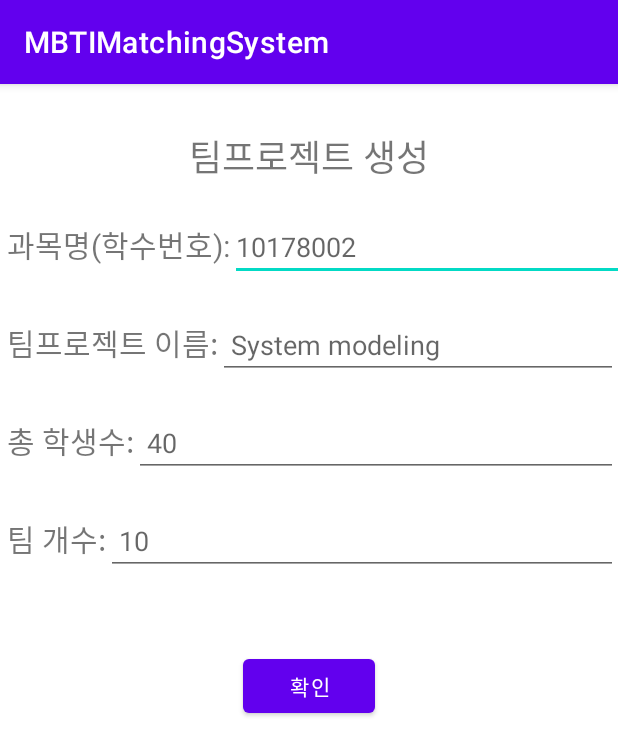
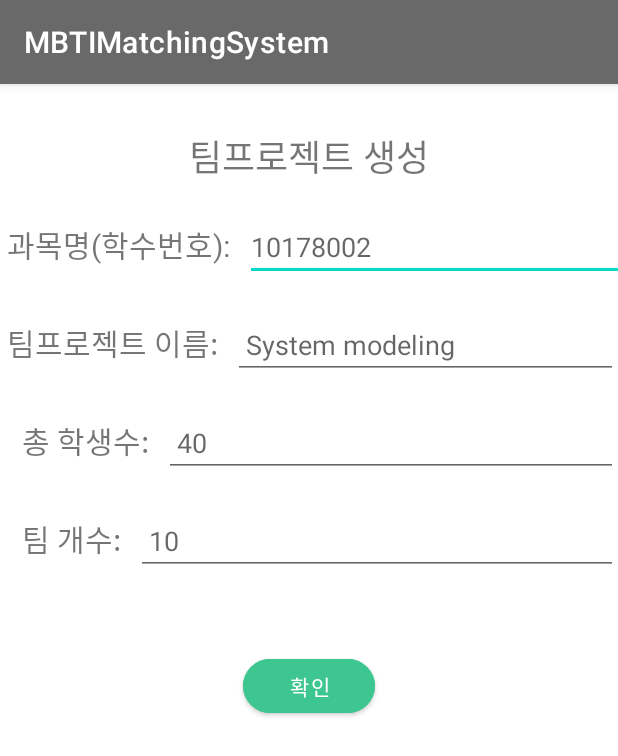
Before and after one commit to teaMBTI/SE_TermProject_teaMBTI, an Android app: the AddTeamProject screen opened directly, with no data from a screen before it, on a phone screen of 412 x 824 dp. Shown: the top 756 px of the screen. Run offline under Robolectric (Android 15) with nearby library versions, the phone set to English and light mode, and no system bars; our stand-ins replace Firebase (no records; nobody signed in at launch, a user with empty details on screens opened directly).

Commit message:
Update color

```diff
--- a/MBTIMatchingSystem/app/src/main/res/layout/activity_login.xml
+++ b/MBTIMatchingSystem/app/src/main/res/layout/activity_login.xml
@@ -99,7 +99,7 @@
             android:layout_height="50dp"
             android:layout_gravity="center"
             android:layout_marginTop="50dp"
-            android:backgroundTint="#4CAF50"
+            android:backgroundTint="#3DC68F"
             android:text="로그인"
             android:textColor="#FFFFFF"
             android:textSize="18sp"
@@ -111,7 +111,7 @@
             android:layout_height="50dp"
             android:layout_gravity="center"
             android:layout_marginTop="20dp"
-            android:backgroundTint="#4CAF50"
+            android:backgroundTint="#3DC68F"
             android:text="회원가입"
             android:textColor="#FFFFFF"
             app:cornerRadius="30dp"
--- a/MBTIMatchingSystem/app/src/main/res/layout/activity_make_team.xml
+++ b/MBTIMatchingSystem/app/src/main/res/layout/activity_make_team.xml
@@ -1,6 +1,7 @@
 <?xml version="1.0" encoding="utf-8"?>
 <LinearLayout
     xmlns:android="http://schemas.android.com/apk/res/android"
+    xmlns:app="http://schemas.android.com/apk/res-auto"
     android:layout_width="match_parent"
     android:layout_height="match_parent"
     android:orientation="vertical">
@@ -28,12 +29,15 @@
         android:layout_height="wrap_content"
         android:text="최소 팀원 수: "
         android:layout_marginTop="20dp"/>
+
     <Button
         android:id="@+id/createTeam"
         android:layout_width="wrap_content"
         android:layout_height="wrap_content"
         android:layout_gravity="center"
         android:layout_marginTop="50dp"
-        android:text="팀 만들기"/>
+        android:backgroundTint="#3DC68F"
+        android:text="팀 만들기"
+        app:cornerRadius="30dp" />
 
 </LinearLayout>
--- a/MBTIMatchingSystem/app/src/main/res/layout/activity_pinfo.xml
+++ b/MBTIMatchingSystem/app/src/main/res/layout/activity_pinfo.xml
@@ -92,7 +92,7 @@
         android:layout_gravity="center"
         android:layout_marginTop="30dp"
         android:layout_marginBottom="10dp"
-        android:backgroundTint="#4CAF50"
+        android:backgroundTint="#3DC68F"
         android:text="정보 저장"
         android:textColor="#FFFFFF"
         android:textSize="18sp"
--- a/MBTIMatchingSystem/app/src/main/res/layout/activity_sinfo.xml
+++ b/MBTIMatchingSystem/app/src/main/res/layout/activity_sinfo.xml
@@ -178,7 +178,7 @@
         android:layout_gravity="center"
         android:layout_marginTop="30dp"
         android:layout_marginBottom="10dp"
-        android:backgroundTint="#4CAF50"
+        android:backgroundTint="#3DC68F"
         android:text="정보 저장"
         android:textColor="#FFFFFF"
         android:textSize="18sp"
--- a/MBTIMatchingSystem/app/src/main/res/layout/add_course.xml
+++ b/MBTIMatchingSystem/app/src/main/res/layout/add_course.xml
@@ -1,6 +1,7 @@
 <?xml version="1.0" encoding="utf-8"?>
 <LinearLayout
     xmlns:android="http://schemas.android.com/apk/res/android"
+    xmlns:app="http://schemas.android.com/apk/res-auto"
     android:layout_width="match_parent"
     android:layout_height="match_parent"
     android:orientation="vertical">
@@ -91,13 +92,14 @@
     </LinearLayout>
 
 
-
     <Button
         android:id="@+id/okAddCourseButton"
         android:layout_width="wrap_content"
         android:layout_height="wrap_content"
         android:layout_gravity="center"
         android:layout_marginTop="50dp"
-        android:text="확인"/>
+        android:backgroundTint="#3DC68F"
+        android:text="확인"
+        app:cornerRadius="30dp" />
 
 </LinearLayout>
--- a/MBTIMatchingSystem/app/src/main/res/layout/add_teamproject.xml
+++ b/MBTIMatchingSystem/app/src/main/res/layout/add_teamproject.xml
@@ -1,5 +1,6 @@
 <?xml version="1.0" encoding="utf-8"?>
 <LinearLayout xmlns:android="http://schemas.android.com/apk/res/android"
+    xmlns:app="http://schemas.android.com/apk/res-auto"
     android:layout_width="match_parent"
     android:layout_height="match_parent"
     android:orientation="vertical">
@@ -30,6 +31,7 @@
             android:id="@+id/courseNum"
             android:layout_width="300dp"
             android:layout_height="wrap_content"
+            android:layout_marginLeft="10dp"
             android:layout_marginTop="20dp"
             android:hint="10178002" />
     </LinearLayout>
@@ -51,6 +53,7 @@
             android:id="@+id/TPName"
             android:layout_width="match_parent"
             android:layout_height="wrap_content"
+            android:layout_marginLeft="10dp"
             android:layout_marginTop="20dp"
             android:hint=" System modeling" />
     </LinearLayout>
@@ -63,6 +66,7 @@
         <TextView
             android:layout_width="wrap_content"
             android:layout_height="wrap_content"
+            android:layout_marginLeft="10dp"
             android:layout_marginTop="20dp"
             android:gravity="left"
             android:text=" 총 학생수:"
@@ -72,6 +76,7 @@
             android:id="@+id/totalStuNum"
             android:layout_width="match_parent"
             android:layout_height="wrap_content"
+            android:layout_marginLeft="10dp"
             android:layout_marginTop="20dp"
             android:hint=" 40" />
     </LinearLayout>
@@ -84,6 +89,7 @@
         <TextView
             android:layout_width="wrap_content"
             android:layout_height="wrap_content"
+            android:layout_marginLeft="10dp"
             android:layout_marginTop="20dp"
             android:gravity="left"
             android:text=" 팀 개수:"
@@ -93,6 +99,7 @@
             android:id="@+id/teamNum"
             android:layout_width="match_parent"
             android:layout_height="wrap_content"
+            android:layout_marginLeft="10dp"
             android:layout_marginTop="20dp"
             android:hint=" 10" />
     </LinearLayout>
@@ -103,6 +110,8 @@
         android:layout_height="wrap_content"
         android:layout_gravity="center"
         android:layout_marginTop="50dp"
-        android:text="확인" />
+        android:backgroundTint="#3DC68F"
+        android:text="확인"
+        app:cornerRadius="30dp" />
 
 </LinearLayout>
--- a/MBTIMatchingSystem/app/src/main/res/layout/join_member.xml
+++ b/MBTIMatchingSystem/app/src/main/res/layout/join_member.xml
@@ -162,7 +162,7 @@
             android:layout_gravity="center"
             android:layout_marginTop="30dp"
             android:layout_marginBottom="10dp"
-            android:backgroundTint="#4CAF50"
+            android:backgroundTint="#3DC68F"
             android:text="회원가입"
             android:textColor="#FFFFFF"
             android:textSize="18sp"
--- a/MBTIMatchingSystem/app/src/main/res/values/themes.xml
+++ b/MBTIMatchingSystem/app/src/main/res/values/themes.xml
@@ -2,8 +2,8 @@
     <!-- Base application theme. -->
     <style name="Theme.MBTIMatchingSystem" parent="Theme.MaterialComponents.DayNight.DarkActionBar">
         <!-- Primary brand color. -->
-        <item name="colorPrimary">@color/purple_500</item>
-        <item name="colorPrimaryVariant">@color/purple_700</item>
+        <item name="colorPrimary">#696969</item>
+        <item name="colorPrimaryVariant">#808080</item>
         <item name="colorOnPrimary">@color/white</item>
         <!-- Secondary brand color. -->
         <item name="colorSecondary">@color/teal_200</item>
```
Also changed, not shown: MBTIMatchingSystem/app/src/main/res/layout/activity_list_teamproject.xml (+24 -18 lines).
